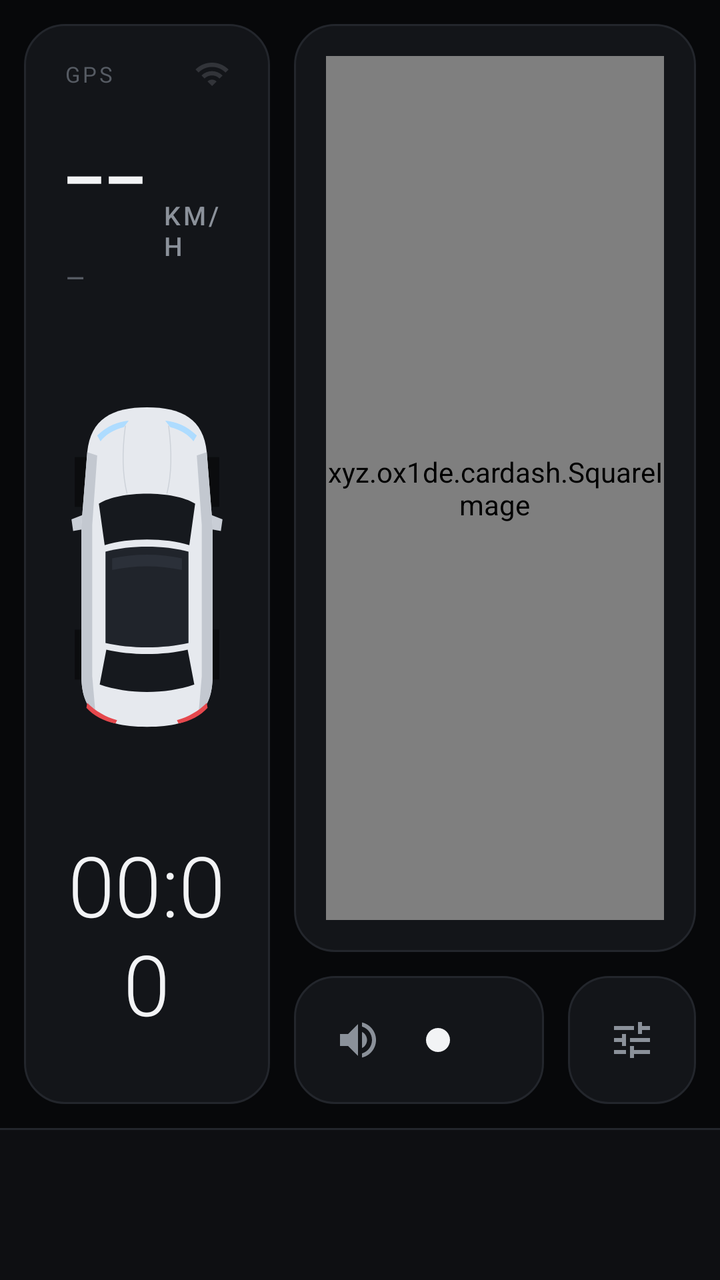
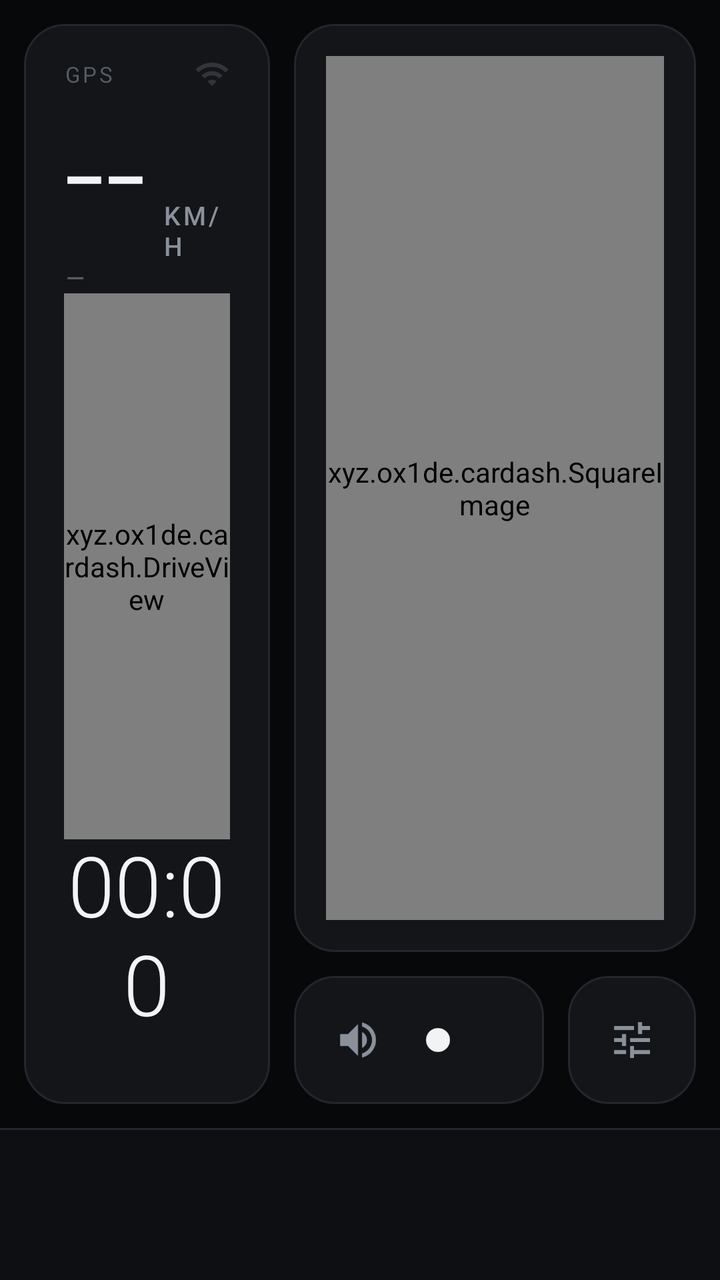

The first picture is an Android layout as it rendered before a commit; the second is the same layout after the commit. The layout source and the unified diff follow.
<!-- AndroidManifest.xml: application theme Theme.CarDash -->
<!-- res/layout/activity_main.xml -->
<?xml version="1.0" encoding="utf-8"?>
<FrameLayout xmlns:android="http://schemas.android.com/apk/res/android"
    android:id="@+id/root"
    android:layout_width="match_parent"
    android:layout_height="match_parent"
    android:background="@color/bg">

    <LinearLayout
        android:layout_width="match_parent"
        android:layout_height="match_parent"
        android:orientation="vertical">

        <LinearLayout
            android:id="@+id/content"
            android:layout_width="match_parent"
            android:layout_height="0dp"
            android:layout_weight="1"
            android:orientation="horizontal"
            android:padding="12dp">

            
            <LinearLayout
                android:id="@+id/drivePanel"
                android:layout_width="0dp"
                android:layout_height="match_parent"
                android:layout_weight="38"
                android:background="@drawable/bg_card"
                android:orientation="vertical"
                android:paddingLeft="20dp"
                android:paddingTop="16dp"
                android:paddingRight="20dp"
                android:paddingBottom="16dp">

                <LinearLayout
                    android:layout_width="match_parent"
                    android:layout_height="wrap_content"
                    android:gravity="center_vertical"
                    android:orientation="horizontal">

                    <TextView
                        android:id="@+id/gps"
                        android:layout_width="0dp"
                        android:layout_height="wrap_content"
                        android:layout_weight="1"
                        android:letterSpacing="0.12"
                        android:text="GPS"
                        android:textColor="@color/text3"
                        android:textSize="11sp" />

                    <ImageView
                        android:id="@+id/wifi"
                        android:layout_width="18dp"
                        android:layout_height="18dp"
                        android:alpha="0.25"
                        android:src="@drawable/ic_wifi"
                        android:tint="@color/text2" />
                </LinearLayout>

                <LinearLayout
                    android:id="@+id/speedBox"
                    android:layout_width="wrap_content"
                    android:layout_height="wrap_content"
                    android:background="@drawable/ripple_rect"
                    android:baselineAligned="true"
                    android:orientation="horizontal">

                    <TextView
                        android:id="@+id/speed"
                        android:layout_width="wrap_content"
                        android:layout_height="wrap_content"
                        android:fontFamily="sans-serif-light"
                        android:includeFontPadding="false"
                        android:text="--"
                        android:textColor="@color/text"
                        android:textSize="72sp" />

                    <TextView
                        android:id="@+id/unit"
                        android:layout_width="wrap_content"
                        android:layout_height="wrap_content"
                        android:layout_marginStart="8dp"
                        android:fontFamily="sans-serif-medium"
                        android:letterSpacing="0.1"
                        android:text="KM/H"
                        android:textColor="@color/text2"
                        android:textSize="13sp" />
                </LinearLayout>

                <TextView
                    android:id="@+id/heading"
                    android:layout_width="wrap_content"
                    android:layout_height="wrap_content"
                    android:fontFamily="sans-serif-medium"
                    android:letterSpacing="0.15"
                    android:text="—"
                    android:textColor="@color/text3"
                    android:textSize="12sp" />

                <ImageView
                    android:id="@+id/car"
                    android:layout_width="match_parent"
                    android:layout_height="0dp"
                    android:layout_weight="1"
                    android:paddingTop="10dp"
                    android:paddingBottom="10dp"
                    android:scaleType="fitCenter"
                    android:src="@drawable/car_top" />

                <TextView
                    android:id="@+id/clock"
                    android:layout_width="match_parent"
                    android:layout_height="wrap_content"
                    android:fontFamily="sans-serif-light"
                    android:gravity="center"
                    android:includeFontPadding="false"
                    android:text="00:00"
                    android:textColor="@color/text"
                    android:textSize="42sp" />

                <TextView
                    android:id="@+id/date"
                    android:layout_width="match_parent"
                    android:layout_height="wrap_content"
                    android:gravity="center"
                    android:textColor="@color/text2"
                    android:textSize="13sp" />
            </LinearLayout>

            <Space
                android:id="@+id/gap"
                android:layout_width="12dp"
                android:layout_height="12dp" />

            
            <LinearLayout
                android:id="@+id/rightCol"
                android:layout_width="0dp"
                android:layout_height="match_parent"
                android:layout_weight="62"
                android:orientation="vertical">

                <LinearLayout
                    android:id="@+id/media"
                    android:layout_width="match_parent"
                    android:layout_height="0dp"
                    android:layout_weight="1"
                    android:background="@drawable/bg_card"
                    android:gravity="center_vertical"
                    android:orientation="horizontal"
                    android:padding="16dp">

                    <xyz.ox1de.cardash.SquareImage
                        android:id="@+id/art"
                        android:layout_width="wrap_content"
                        android:layout_height="match_parent"
                        android:background="@drawable/bg_art"
                        android:scaleType="centerCrop"
                        android:src="@drawable/ic_music" />

                    <LinearLayout
                        android:layout_width="0dp"
                        android:layout_height="wrap_content"
                        android:layout_marginStart="20dp"
                        android:layout_weight="1"
                        android:orientation="vertical">

                        <TextView
                            android:id="@+id/mApp"
                            android:layout_width="match_parent"
                            android:layout_height="wrap_content"
                            android:fontFamily="sans-serif-medium"
                            android:letterSpacing="0.12"
                            android:singleLine="true"
                            android:textAllCaps="true"
                            android:textColor="@color/accent"
                            android:textSize="11sp" />

                        <TextView
                            android:id="@+id/title"
                            android:layout_width="match_parent"
                            android:layout_height="wrap_content"
                            android:layout_marginTop="6dp"
                            android:ellipsize="end"
                            android:fontFamily="sans-serif-medium"
                            android:singleLine="true"
                            android:textColor="@color/text"
                            android:textSize="22sp" />

                        <TextView
                            android:id="@+id/artist"
                            android:layout_width="match_parent"
                            android:layout_height="wrap_content"
                            android:layout_marginTop="2dp"
                            android:ellipsize="end"
                            android:singleLine="true"
                            android:textColor="@color/text2"
                            android:textSize="15sp" />

                        <ProgressBar
                            android:id="@+id/prog"
                            style="?android:attr/progressBarStyleHorizontal"
                            android:layout_width="match_parent"
                            android:layout_height="3dp"
                            android:layout_marginTop="16dp"
                            android:max="1000"
                            android:progressBackgroundTint="@color/line"
                            android:progressTint="@color/text" />

                        <LinearLayout
                            android:layout_width="match_parent"
                            android:layout_height="wrap_content"
                            android:layout_marginTop="4dp"
                            android:orientation="horizontal">

                            <TextView
                                android:id="@+id/pos"
                                android:layout_width="0dp"
                                android:layout_height="wrap_content"
                                android:layout_weight="1"
                                android:textColor="@color/text3"
                                android:textSize="11sp" />

                            <TextView
                                android:id="@+id/dur"
                                android:layout_width="wrap_content"
                                android:layout_height="wrap_content"
                                android:textColor="@color/text3"
                                android:textSize="11sp" />
                        </LinearLayout>

                        <LinearLayout
                            android:layout_width="match_parent"
                            android:layout_height="wrap_content"
                            android:layout_marginTop="8dp"
                            android:gravity="center"
                            android:orientation="horizontal">

                            <ImageButton
                                android:id="@+id/prev"
                                android:layout_width="54dp"
                                android:layout_height="54dp"
                                android:background="@drawable/ripple_round"
                                android:padding="12dp"
                                android:scaleType="fitCenter"
                                android:src="@drawable/ic_prev"
                                android:tint="@color/text" />

                            <ImageButton
                                android:id="@+id/play"
                                android:layout_width="64dp"
                                android:layout_height="64dp"
                                android:layout_marginStart="22dp"
                                android:layout_marginEnd="22dp"
                                android:background="@drawable/bg_play"
                                android:padding="17dp"
                                android:scaleType="fitCenter"
                                android:src="@drawable/ic_play"
                                android:tint="@color/bg" />

                            <ImageButton
                                android:id="@+id/next"
                                android:layout_width="54dp"
                                android:layout_height="54dp"
                                android:background="@drawable/ripple_round"
                                android:padding="12dp"
                                android:scaleType="fitCenter"
                                android:src="@drawable/ic_next"
                                android:tint="@color/text" />
                        </LinearLayout>
                    </LinearLayout>
                </LinearLayout>

                <LinearLayout
                    android:layout_width="match_parent"
                    android:layout_height="64dp"
                    android:layout_marginTop="12dp"
                    android:orientation="horizontal">

                    <LinearLayout
                        android:layout_width="0dp"
                        android:layout_height="match_parent"
                        android:layout_weight="1"
                        android:background="@drawable/bg_card"
                        android:gravity="center_vertical"
                        android:orientation="horizontal"
                        android:paddingStart="8dp"
                        android:paddingEnd="8dp">

                        <ImageButton
                            android:id="@+id/mute"
                            android:layout_width="48dp"
                            android:layout_height="48dp"
                            android:background="@drawable/ripple_round"
                            android:padding="12dp"
                            android:scaleType="fitCenter"
                            android:src="@drawable/ic_volume"
                            android:tint="@color/text2" />

                        <SeekBar
                            android:id="@+id/vol"
                            android:layout_width="0dp"
                            android:layout_height="wrap_content"
                            android:layout_weight="1"
                            android:paddingTop="14dp"
                            android:paddingBottom="14dp"
                            android:progressBackgroundTint="@color/line"
                            android:progressTint="@color/text"
                            android:thumbTint="@color/text" />

                        <TextView
                            android:id="@+id/volTxt"
                            android:layout_width="36dp"
                            android:layout_height="wrap_content"
                            android:gravity="end"
                            android:textColor="@color/text2"
                            android:textSize="13sp" />
                    </LinearLayout>

                    <ImageButton
                        android:id="@+id/settings"
                        android:layout_width="64dp"
                        android:layout_height="match_parent"
                        android:layout_marginStart="12dp"
                        android:background="@drawable/bg_card"
                        android:foreground="@drawable/ripple_rect"
                        android:padding="20dp"
                        android:scaleType="fitCenter"
                        android:src="@drawable/ic_tune"
                        android:tint="@color/text2" />
                </LinearLayout>
            </LinearLayout>
        </LinearLayout>

        
        <LinearLayout
            android:id="@+id/dock"
            android:layout_width="match_parent"
            android:layout_height="76dp"
            android:background="@drawable/bg_dock"
            android:gravity="center"
            android:orientation="horizontal"
            android:paddingLeft="12dp"
            android:paddingRight="12dp" />
    </LinearLayout>

    
    <FrameLayout
        android:id="@+id/drawer"
        android:layout_width="match_parent"
        android:layout_height="match_parent"
        android:background="#F507080A"
        android:clickable="true"
        android:focusable="true"
        android:visibility="gone">

        <GridView
            android:id="@+id/grid"
            android:layout_width="match_parent"
            android:layout_height="match_parent"
            android:clipToPadding="false"
            android:columnWidth="108dp"
            android:fadingEdgeLength="24dp"
            android:numColumns="auto_fit"
            android:padding="24dp"
            android:requiresFadingEdge="vertical"
            android:scrollbars="none"
            android:stretchMode="spacingWidthUniform"
            android:verticalSpacing="10dp" />
    </FrameLayout>
</FrameLayout>
<!-- resources referenced by this layout -->
<resources>
  <color name="accent">#FF3E6AE1</color>
  <color name="bg">#FF07080A</color>
  <color name="line">#FF23262C</color>
  <color name="text">#FFF2F3F5</color>
  <color name="text2">#FF8B919A</color>
  <color name="text3">#FF565B63</color>
  <!-- drawable bg_art (drawable) -->
  <?xml version="1.0" encoding="utf-8"?>
  <shape xmlns:android="http://schemas.android.com/apk/res/android" android:shape="rectangle">
      <solid android:color="@color/card_hi" />
      <corners android:radius="14dp" />
  </shape>
  <!-- drawable bg_card (drawable) -->
  <?xml version="1.0" encoding="utf-8"?>
  <shape xmlns:android="http://schemas.android.com/apk/res/android" android:shape="rectangle">
      <solid android:color="@color/card" />
      <corners android:radius="20dp" />
      <stroke android:width="1dp" android:color="@color/line" />
  </shape>
  <!-- drawable bg_play (drawable) -->
  <?xml version="1.0" encoding="utf-8"?>
  <ripple xmlns:android="http://schemas.android.com/apk/res/android" android:color="#40000000">
      <item>
          <shape android:shape="oval">
              <solid android:color="@color/text" />
          </shape>
      </item>
  </ripple>
  <!-- drawable car_top: vector/xml drawable (drawable, 2096 chars, omitted) -->
  <!-- drawable ic_music (drawable) -->
  <vector xmlns:android="http://schemas.android.com/apk/res/android" android:width="48dp" android:height="48dp" android:viewportWidth="24" android:viewportHeight="24">
      <path android:fillColor="#FF3A3F47" android:pathData="M12,3v10.55c-0.59,-0.34 -1.27,-0.55 -2,-0.55 -2.21,0 -4,1.79 -4,4s1.79,4 4,4 4,-1.79 4,-4V7h4V3h-6z" />
  </vector>
  <!-- drawable ic_play (drawable) -->
  <vector xmlns:android="http://schemas.android.com/apk/res/android" android:width="24dp" android:height="24dp" android:viewportWidth="24" android:viewportHeight="24">
      <path android:fillColor="#FFFFFFFF" android:pathData="M8,5.14v13.72c0,0.79 0.87,1.27 1.54,0.84l10.78,-6.86c0.62,-0.39 0.62,-1.29 0,-1.69L9.54,4.3C8.87,3.87 8,4.35 8,5.14z" />
  </vector>
  <!-- drawable ic_tune (drawable) -->
  <vector xmlns:android="http://schemas.android.com/apk/res/android" android:width="24dp" android:height="24dp" android:viewportWidth="24" android:viewportHeight="24">
      <path android:fillColor="#FFFFFFFF" android:pathData="M3,17v2h6v-2H3zM3,5v2h10V5H3zM13,21v-2h8v-2h-8v-2h-2v6h2zM7,9v2H3v2h4v2h2V9H7zM21,13v-2H11v2h10zM15,9h2V7h4V5h-4V3h-2v6z" />
  </vector>
  <!-- drawable ripple_rect (drawable) -->
  <?xml version="1.0" encoding="utf-8"?>
  <ripple xmlns:android="http://schemas.android.com/apk/res/android" android:color="#26FFFFFF">
      <item android:id="@android:id/mask">
          <shape android:shape="rectangle">
              <solid android:color="#FFFFFFFF" />
              <corners android:radius="16dp" />
          </shape>
      </item>
  </ripple>
  <!-- drawable ripple_round (drawable) -->
  <?xml version="1.0" encoding="utf-8"?>
  <ripple xmlns:android="http://schemas.android.com/apk/res/android" android:color="#33FFFFFF">
      <item android:id="@android:id/mask">
          <shape android:shape="oval">
              <solid android:color="#FFFFFFFF" />
          </shape>
      </item>
  </ripple>
  <style name="Theme.CarDash" parent="@android:style/Theme.Material.NoActionBar">
          <item name="android:windowBackground">@color/bg</item>
          <item name="android:colorBackground">@color/bg</item>
          <item name="android:colorAccent">@color/accent</item>
          <item name="android:statusBarColor">@color/bg</item>
          <item name="android:navigationBarColor">@color/bg</item>
          <item name="android:windowShowWallpaper">false</item>
          <item name="android:windowNoTitle">true</item>
          <item name="android:windowAnimationStyle">@null</item>
          <item name="android:windowDisablePreview">true</item>
      </style>
  <color name="card_hi">#FF1B1E23</color>
  <color name="card">#FF131519</color>
  <!-- unchanged entries left out for length: 5 -->
</resources>

<!-- the commit's change to res/layout/activity_main.xml (unified diff, before → after) -->
@@ -96,15 +96,13 @@
                     android:textColor="@color/text3"
                     android:textSize="12sp" />
 
-                <ImageView
+                <xyz.ox1de.cardash.DriveView
                     android:id="@+id/car"
                     android:layout_width="match_parent"
                     android:layout_height="0dp"
                     android:layout_weight="1"
-                    android:paddingTop="10dp"
-                    android:paddingBottom="10dp"
-                    android:scaleType="fitCenter"
-                    android:src="@drawable/car_top" />
+                    android:paddingTop="8dp"
+                    android:paddingBottom="8dp" />
 
                 <TextView
                     android:id="@+id/clock"
<!-- resource entries referenced after the edit -->
@@ -28,7 +28,6 @@
           </shape>
       </item>
   </ripple>
-  <!-- drawable car_top: vector/xml drawable (drawable, 2096 chars, omitted) -->
   <!-- drawable ic_music (drawable) -->
   <vector xmlns:android="http://schemas.android.com/apk/res/android" android:width="48dp" android:height="48dp" android:viewportWidth="24" android:viewportHeight="24">
       <path android:fillColor="#FF3A3F47" android:pathData="M12,3v10.55c-0.59,-0.34 -1.27,-0.55 -2,-0.55 -2.21,0 -4,1.79 -4,4s1.79,4 4,4 4,-1.79 4,-4V7h4V3h-6z" />
@@ -69,7 +68,8 @@
           <item name="android:windowShowWallpaper">false</item>
           <item name="android:windowNoTitle">true</item>
           <item name="android:windowAnimationStyle">@null</item>
-          <item name="android:windowDisablePreview">true</item>
+          
+          <item name="android:windowDisablePreview">false</item>
       </style>
   <color name="card_hi">#FF1B1E23</color>
   <color name="card">#FF131519</color>
